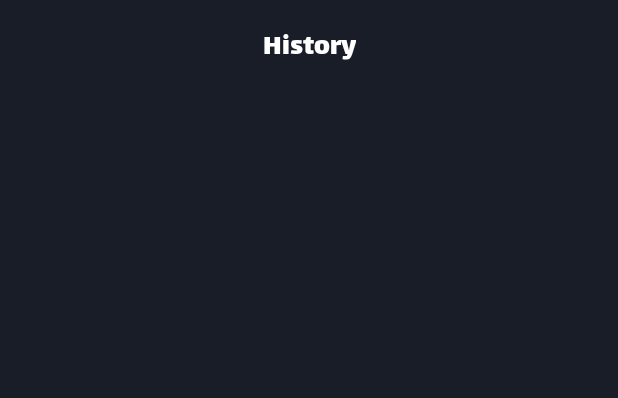
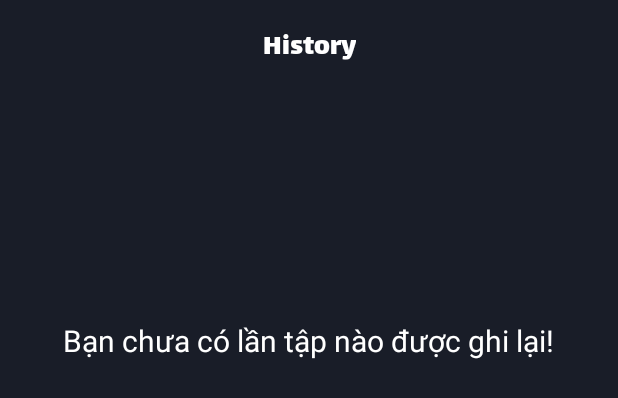
Before and after one commit to trung-hoang-1610/Tap_Luyen_The_Chat_Tien_Ich_V2, an Android app: the layout fragment_history.xml on its own in the app's theme, with its tools: preview values and no code run, on a phone screen of 412 x 824 dp. Shown: the top 398 px of the screen. Run offline under Robolectric (Android 15) with nearby library versions, the phone set to English and light mode, and no system bars.

Commit message:
update History fragment_history.xml

```diff
--- a/app/src/main/res/layout/fragment_history.xml
+++ b/app/src/main/res/layout/fragment_history.xml
@@ -22,6 +22,20 @@
         app:layout_constraintStart_toStartOf="parent"
         app:layout_constraintTop_toTopOf="parent" />
 
+    <TextView
+        android:id="@+id/tvEmptyView"
+        android:layout_width="wrap_content"
+        android:layout_height="wrap_content"
+        android:text="Bạn chưa có lần tập nào được ghi lại!"
+        android:textColor="@color/white"
+        android:textSize="20dp"
+        app:layout_constraintBottom_toBottomOf="parent"
+        app:layout_constraintEnd_toEndOf="parent"
+        app:layout_constraintHorizontal_bias="0.493"
+        app:layout_constraintStart_toStartOf="parent"
+        app:layout_constraintTop_toTopOf="parent"
+        app:layout_constraintVertical_bias="0.268" />
+
     <androidx.recyclerview.widget.RecyclerView
         android:id="@+id/rcViewHistory"
         android:layout_width="match_parent"
```
Also changed, not shown: app/src/main/java/com/example/tap_luyen_the_chat_tien_ich_v2/Views/Fragment/HistoryFragment.java (+10 -1 lines).
